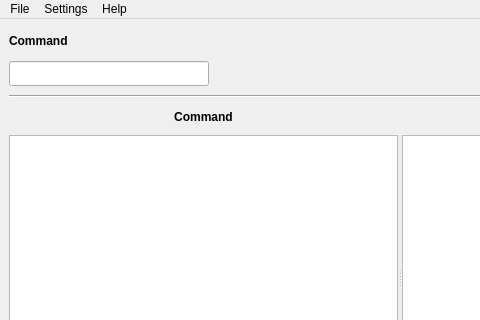
Above: zevision_gen.ui from xmartinly/zevisiongen before the change; both pictures show x 0 to 480 and y 0 to 320 of the 800 by 480 pixel window. Below: the same form after it.
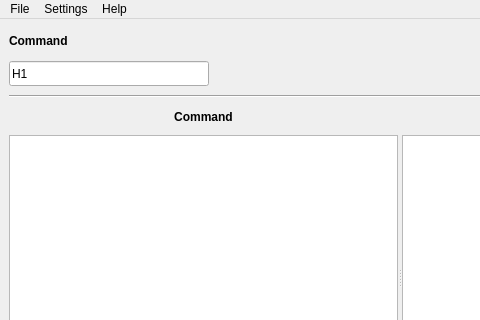
That is the form after the change.

Commit message: 2600-LY\eet4  20220219. 03130

Patch:
```diff
--- a/zevision_gen.ui
+++ b/zevision_gen.ui
@@ -49,6 +49,9 @@
           <height>25</height>
          </size>
         </property>
+        <property name="text">
+         <string>H1</string>
+        </property>
        </widget>
       </item>
       <item row="1" column="1">
```
